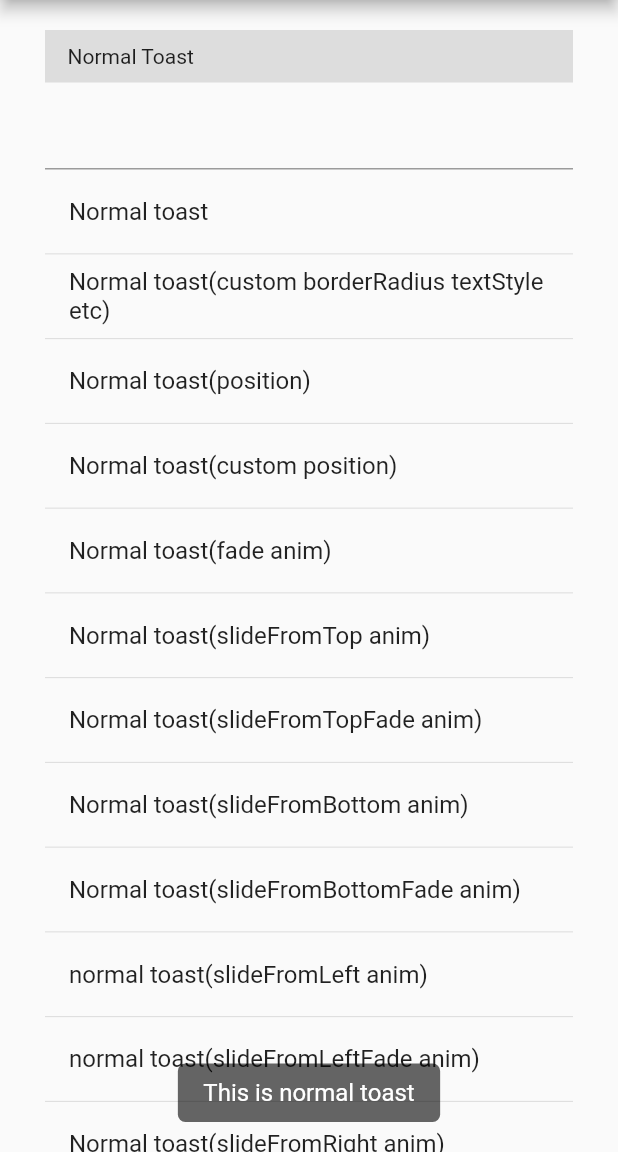
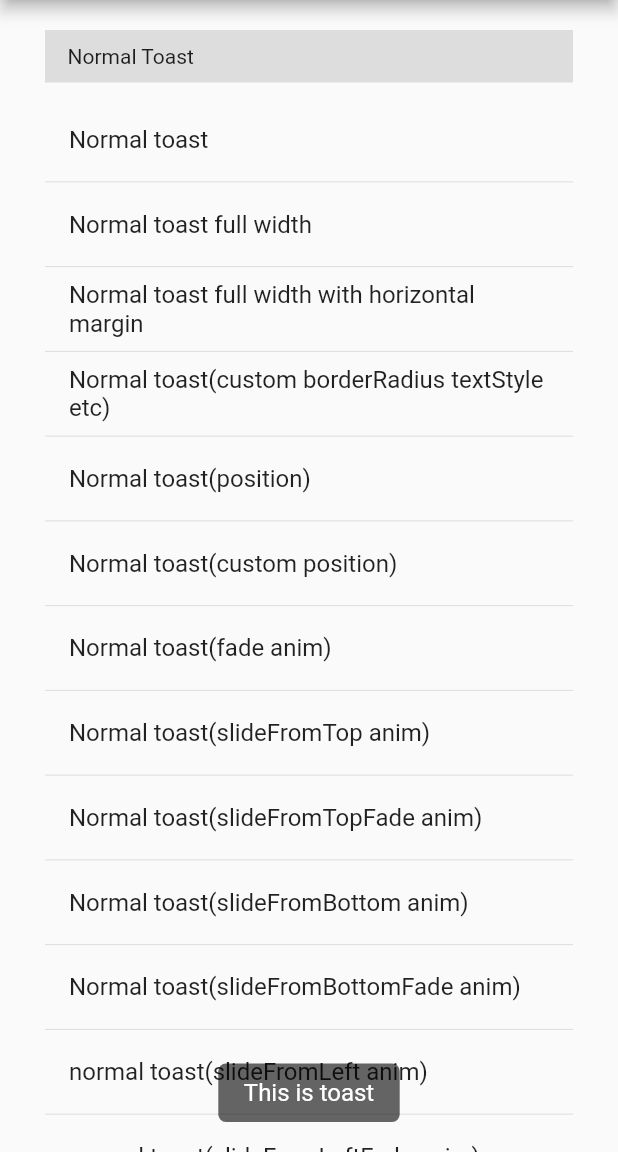
Before and after one commit to JackJonson/flutter_styled_toast, a Flutter app: the screen it shows after launch, after a tap on "Normal toast", on a phone screen of 412 x 824 dp, the part 84-1236 px from its top. Run offline on Flutter 3.47's test engine with Material 2 defaults, Android fonts, the phone set to English and light mode, and no system bars.

Commit message:
Performance optimization, add example of fullWidth parameter.

```diff
--- a/example/lib/main.dart
+++ b/example/lib/main.dart
@@ -31,9 +31,7 @@ class _MyAppState extends State<MyApp> {
     // TODO: implement build
     final appTitle = 'Styled Toast Example';
     return StyledToast(
-      locale: const Locale('en', 'US'),
-
-      ///You have to set this parameters to your locale
+      locale: const Locale('en', 'US'),//You have to set this parameters to your locale
       textStyle: TextStyle(fontSize: 16.0, color: Colors.white),
       backgroundColor: Color(0x99000000),
       borderRadius: BorderRadius.circular(5.0),
@@ -50,6 +48,7 @@ class _MyAppState extends State<MyApp> {
       reverseCurve: Curves.fastOutSlowIn,
       dismissOtherOnShow: true,
       movingOnWindowChange: true,
+      fullWidth: false,
       child: MaterialApp(
         title: appTitle,
         showPerformanceOverlay: showPerformance,
@@ -114,17 +113,49 @@ class _MyHomePageState extends State<MyHomePage> {
               child: Text('Normal Toast'),
               color: const Color(0xFFDDDDDD),
             ),
-            TextField(
-              controller: controller,
-            ),
+
             ListTile(
               title: Text('Normal toast'),
               onTap: () {
-                showToast('This is normal toast',
+                showToast('This is toast',
                     context: context,
                     axis: Axis.horizontal,
                     alignment: Alignment.center,
                     position: StyledToastPosition.bottom);
+              },
+            ),
+            Divider(
+              height: 0.5,
+            ),
+            ListTile(
+              title: Text('Normal toast full width'),
+              onTap: () {
+                showToast(
+                  'This is normal',
+                  context: context,
+                  axis: Axis.horizontal,
+                  alignment: Alignment.center,
+                  position: StyledToastPosition.bottom,
+                  toastHorizontalMargin: 0,
+                  fullWidth: true,
+                );
+              },
+            ),
+            Divider(
+              height: 0.5,
+            ),
+            ListTile(
+              title: Text('Normal toast full width with horizontal margin'),
+              onTap: () {
+                showToast(
+                  'This is normal',
+                  context: context,
+                  axis: Axis.horizontal,
+                  alignment: Alignment.center,
+                  position: StyledToastPosition.bottom,
+                  toastHorizontalMargin: 20,
+                  fullWidth: true,
+                );
               },
             ),
             Divider(
--- a/lib/src/styled_toast.dart
+++ b/lib/src/styled_toast.dart
@@ -23,8 +23,9 @@ const double _defaultHorizontalMargin = 50.0;
 /// Show normal toast with style and animation
 /// Can be used without wrapping you app with StyledToast, but must specify context;
 /// When you wrap your app with StyledToast, [context] is optional;
-ToastFuture showToast(String msg,
-    {BuildContext context,
+ToastFuture showToast(
+  String msg, {
+  BuildContext context,
   Duration duration,
   Duration animDuration,
   StyledToastPosition position,
@@ -49,57 +50,40 @@ ToastFuture showToast(String msg,
   TextAlign textAlign,
   Curve curve,
   Curve reverseCurve,
-    bool fullWidth}) {
+  bool fullWidth,
+}) {
   context = context != null ? context : currentContext;
   assert(context != null);
 
-  position ??= _StyledToastTheme.of(context)?.toastPositions ??
-      StyledToastPosition.bottom;
-
-  textStyle ??= _StyledToastTheme.of(context)?.textStyle ??
-      TextStyle(fontSize: 16.0, color: Colors.white);
-
-  textPadding ??= _StyledToastTheme.of(context)?.textPadding ??
+  _StyledToastTheme _toastTheme = _StyledToastTheme.of(context);
+
+  position ??= _toastTheme?.toastPositions ?? StyledToastPosition.bottom;
+
+  textStyle ??=
+      _toastTheme?.textStyle ?? TextStyle(fontSize: 16.0, color: Colors.white);
+
+  textPadding ??= _toastTheme?.textPadding ??
       EdgeInsets.symmetric(horizontal: 17.0, vertical: 10.0);
 
-  backgroundColor ??=
-      _StyledToastTheme.of(context)?.backgroundColor ?? const Color(0x99000000);
-  borderRadius ??=
-      _StyledToastTheme.of(context)?.borderRadius ?? BorderRadius.circular(5.0);
-
-  shapeBorder ??= _StyledToastTheme.of(context)?.shapeBorder ??
+  backgroundColor ??= _toastTheme?.backgroundColor ?? const Color(0x99000000);
+  borderRadius ??= _toastTheme?.borderRadius ?? BorderRadius.circular(5.0);
+
+  shapeBorder ??= _toastTheme?.shapeBorder ??
       RoundedRectangleBorder(
         borderRadius: borderRadius,
       );
 
-  textDirection ??=
-      _StyledToastTheme.of(context)?.textDirection ?? TextDirection.ltr;
-
-  textAlign ??= _StyledToastTheme.of(context)?.textAlign ?? TextAlign.center;
-
-  fullWidth ??= false;
-
-  Widget widget = fullWidth
-      ? Row(children: <Widget>[
-          Expanded(
-              child: Container(
-            margin:
-                EdgeInsets.symmetric(horizontal: toastHorizontalMargin ?? 50.0),
-            decoration: ShapeDecoration(
-              color: backgroundColor,
-              shape: shapeBorder,
-            ),
-            padding: textPadding,
-            child: Text(
-              msg ?? '',
-              style: textStyle,
-              textAlign: textAlign,
-            ),
-          ))
-        ])
-      : Container(
-          margin:
-              EdgeInsets.symmetric(horizontal: toastHorizontalMargin ?? 50.0),
+  textDirection ??= _toastTheme?.textDirection ?? TextDirection.ltr;
+
+  textAlign ??= _toastTheme?.textAlign ?? TextAlign.center;
+
+  fullWidth ??= _toastTheme?.fullWidth ?? false;
+
+  Widget widget = Container(
+    margin: EdgeInsets.symmetric(horizontal: toastHorizontalMargin ?? 50.0),
+    width: fullWidth
+        ? MediaQuery.of(context).size.width - (toastHorizontalMargin ?? 50.0)
+        : null,
     decoration: ShapeDecoration(
       color: backgroundColor,
       shape: shapeBorder,
@@ -162,45 +146,36 @@ ToastFuture showToastWidget(
 
   context = context != null ? context : currentContext;
   assert(context != null);
-
-  duration ??= _StyledToastTheme.of(context)?.duration ?? _defaultDuration;
-  animDuration ??=
-      _StyledToastTheme.of(context)?.animDuration ?? _animationDuration;
-
-  dismissOtherToast ??=
-      _StyledToastTheme.of(context)?.dismissOtherOnShow ?? true;
-
-  movingOnWindowChange ??=
-      _StyledToastTheme.of(context)?.movingOnWindowChange ?? true;
-
-  textDirection ??= textDirection ??
-      _StyledToastTheme.of(context)?.textDirection ??
-      TextDirection.ltr;
-
-  position ??= _StyledToastTheme.of(context)?.toastPositions ??
-      StyledToastPosition.bottom;
-
-  alignment ??= _StyledToastTheme.of(context)?.alignment ?? Alignment.center;
-
-  axis ??= _StyledToastTheme.of(context)?.axis ?? Axis.vertical;
-
-  startOffset ??= _StyledToastTheme.of(context)?.startOffset;
-  endOffset ??= _StyledToastTheme.of(context)?.endOffset;
-  reverseStartOffset ??= _StyledToastTheme.of(context)?.reverseStartOffset;
-  reverseEndOffset ??= _StyledToastTheme.of(context)?.reverseEndOffset;
-
-  curve ??= curve ?? _StyledToastTheme.of(context)?.curve ?? Curves.linear;
-
-  reverseCurve ??= reverseCurve ??
-      _StyledToastTheme.of(context)?.reverseCurve ??
-      Curves.linear;
-  animation ??= animation ??
-      _StyledToastTheme.of(context)?.toastAnimation ??
-      StyledToastAnimation.fade;
-  reverseAnimation ??=
-      reverseAnimation ?? _StyledToastTheme.of(context)?.reverseAnimation;
-
-  onDismiss ??= onDismiss ?? _StyledToastTheme.of(context)?.onDismiss;
+  _StyledToastTheme _toastTheme = _StyledToastTheme.of(context);
+  duration ??= _toastTheme?.duration ?? _defaultDuration;
+  animDuration ??= _toastTheme?.animDuration ?? _animationDuration;
+
+  dismissOtherToast ??= _toastTheme?.dismissOtherOnShow ?? true;
+
+  movingOnWindowChange ??= _toastTheme?.movingOnWindowChange ?? true;
+
+  textDirection ??=
+      textDirection ?? _toastTheme?.textDirection ?? TextDirection.ltr;
+
+  position ??= _toastTheme?.toastPositions ?? StyledToastPosition.bottom;
+
+  alignment ??= _toastTheme?.alignment ?? Alignment.center;
+
+  axis ??= _toastTheme?.axis ?? Axis.vertical;
+
+  startOffset ??= _toastTheme?.startOffset;
+  endOffset ??= _toastTheme?.endOffset;
+  reverseStartOffset ??= _toastTheme?.reverseStartOffset;
+  reverseEndOffset ??= _toastTheme?.reverseEndOffset;
+
+  curve ??= curve ?? _toastTheme?.curve ?? Curves.linear;
+
+  reverseCurve ??= reverseCurve ?? _toastTheme?.reverseCurve ?? Curves.linear;
+  animation ??=
+      animation ?? _toastTheme?.toastAnimation ?? StyledToastAnimation.fade;
+  reverseAnimation ??= reverseAnimation ?? _toastTheme?.reverseAnimation;
+
+  onDismiss ??= onDismiss ?? _toastTheme?.onDismiss;
 
   GlobalKey<_StyledToastWidgetState> key = GlobalKey();
 
@@ -233,8 +208,7 @@ ToastFuture showToastWidget(
     );
   });
 
-  dismissOtherToast ??=
-      _StyledToastTheme.of(context)?.dismissOtherOnShow ?? false;
+  dismissOtherToast ??= _toastTheme?.dismissOtherOnShow ?? false;
 
   if (dismissOtherToast == true) {
     ToastManager().dismissAll();
@@ -520,8 +494,11 @@ class StyledToast extends StatefulWidget {
   ///The locale of you app
   final Locale locale;
 
-  StyledToast(
-      {Key key,
+  ///Full width that the width of the screen minus the width of the margin.
+  final bool fullWidth;
+
+  StyledToast({
+    Key key,
     @required this.child,
     @required this.locale,
     this.textAlign,
@@ -546,8 +523,9 @@ class StyledToast extends StatefulWidget {
     this.reverseCurve,
     this.dismissOtherOnShow = true,
     this.movingOnWindowChange = true,
-      this.onDismiss})
-      : super(key: key);
+    this.onDismiss,
+    this.fullWidth,
+  }) : super(key: key);
 
   @override
   State<StatefulWidget> createState() {
@@ -641,6 +619,7 @@ class _StyledToastState extends State<StyledToast> {
           dismissOtherOnShow: widget.dismissOtherOnShow,
           movingOnWindowChange: widget.movingOnWindowChange,
           onDismiss: widget.onDismiss,
+          fullWidth: widget.fullWidth,
         ),
       ),
       data: MediaQueryData.fromWindow(WidgetsBinding.instance.window),
@@ -1876,8 +1855,11 @@ class _StyledToastTheme extends InheritedWidget {
   ///When window change, moving toast.
   final bool movingOnWindowChange;
 
-  ///callback when toast dismissed
+  ///Callback when toast dismissed
   final VoidCallback onDismiss;
+
+  ///Full width that the width of the screen minus the width of the margin.
+  final bool fullWidth;
 
   _StyledToastTheme({
     this.child,
@@ -1904,6 +1886,7 @@ class _StyledToastTheme extends InheritedWidget {
     this.dismissOtherOnShow,
     this.movingOnWindowChange,
     this.onDismiss,
+    this.fullWidth,
   }) : super(child: child);
 
   @override
```
Also changed, not shown: example/pubspec.lock, pubspec.lock, 1 other file. Lines whose indentation alone changed are shown as unchanged.
